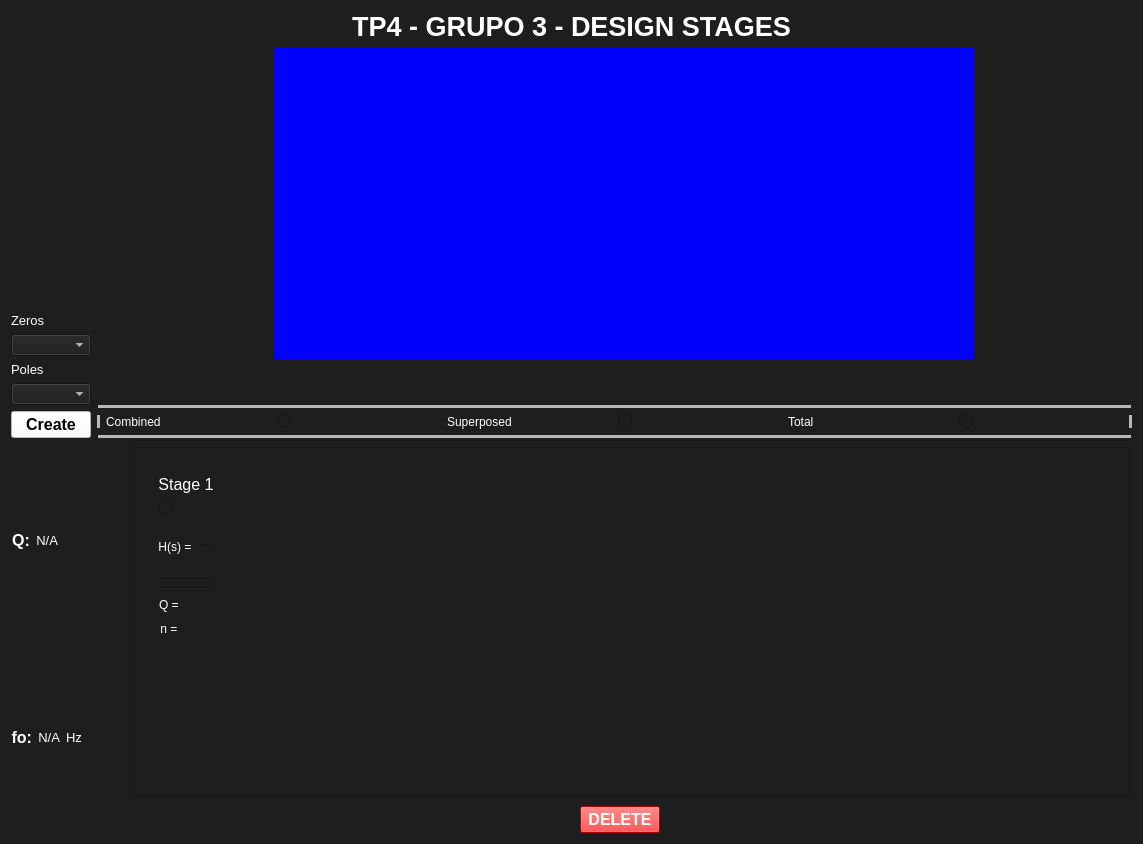
Qt form Frontend/Designer/tp4_stages.ui (odevincenti/TC_TP4) before a commit.
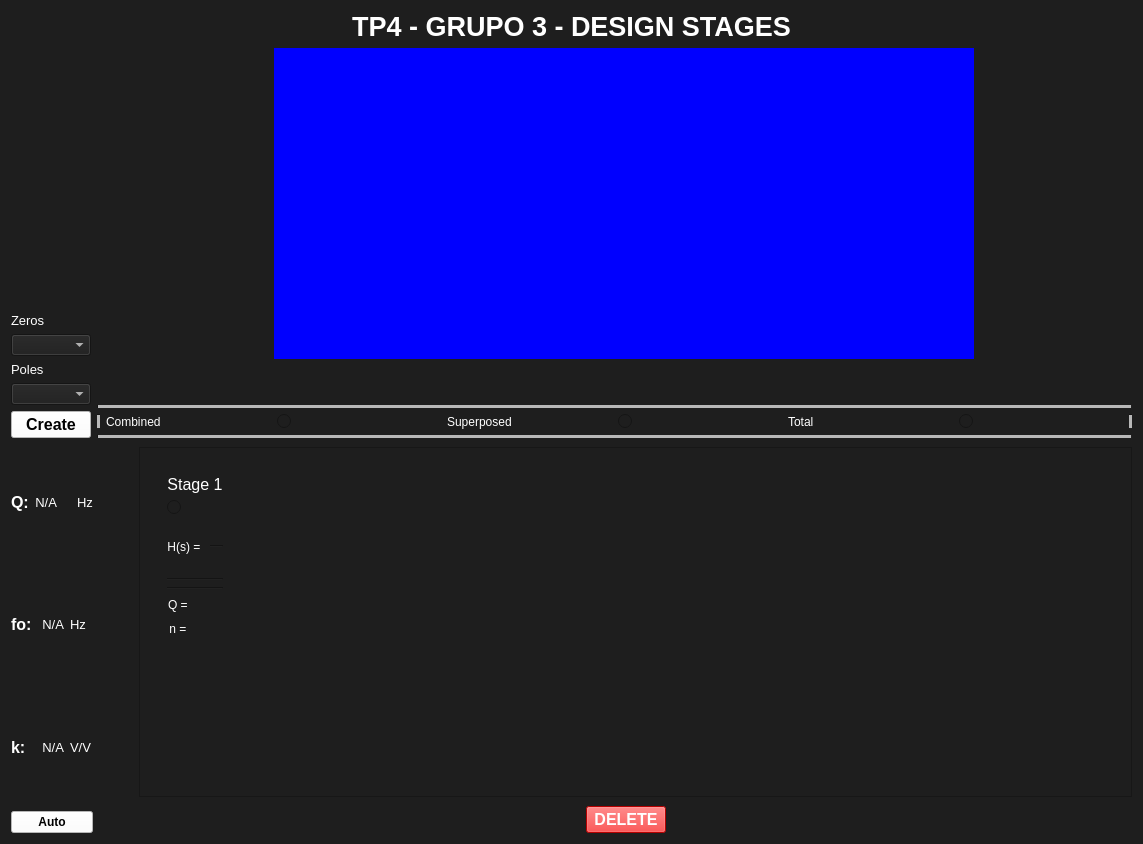
The same form after that commit. Custom widgets are drawn as their Qt base class.

Commit message: micho k-po24

The edit to the form file:
```diff
--- a/Frontend/Designer/tp4_stages.ui
+++ b/Frontend/Designer/tp4_stages.ui
@@ -401,7 +401,7 @@
               <string>Q:</string>
              </property>
              <property name="alignment">
-              <set>Qt::AlignRight|Qt::AlignTrailing|Qt::AlignVCenter</set>
+              <set>Qt::AlignLeading|Qt::AlignLeft|Qt::AlignVCenter</set>
              </property>
             </widget>
            </item>
@@ -447,6 +447,27 @@
              </property>
             </widget>
            </item>
+           <item>
+            <widget class="QLabel" name="label_29">
+             <property name="font">
+              <font>
+               <pointsize>10</pointsize>
+               <weight>50</weight>
+               <bold>false</bold>
+              </font>
+             </property>
+             <property name="styleSheet">
+              <string notr="true">color:white;
+</string>
+             </property>
+             <property name="text">
+              <string>Hz</string>
+             </property>
+             <property name="alignment">
+              <set>Qt::AlignLeading|Qt::AlignLeft|Qt::AlignVCenter</set>
+             </property>
+            </widget>
+           </item>
           </layout>
          </item>
          <item>
@@ -468,7 +489,7 @@
               <string>fo:</string>
              </property>
              <property name="alignment">
-              <set>Qt::AlignRight|Qt::AlignTrailing|Qt::AlignVCenter</set>
+              <set>Qt::AlignLeading|Qt::AlignLeft|Qt::AlignVCenter</set>
              </property>
             </widget>
            </item>
@@ -516,6 +537,89 @@
            </item>
           </layout>
          </item>
+         <item>
+          <layout class="QHBoxLayout" name="horizontalLayout_15">
+           <item>
+            <widget class="QLabel" name="label_27">
+             <property name="font">
+              <font>
+               <pointsize>12</pointsize>
+               <weight>75</weight>
+               <bold>true</bold>
+              </font>
+             </property>
+             <property name="styleSheet">
+              <string notr="true">color:white;
+</string>
+             </property>
+             <property name="text">
+              <string>k:</string>
+             </property>
+             <property name="alignment">
+              <set>Qt::AlignLeading|Qt::AlignLeft|Qt::AlignVCenter</set>
+             </property>
+            </widget>
+           </item>
+           <item>
+            <widget class="QLabel" name="k_valor">
+             <property name="font">
+              <font>
+               <pointsize>10</pointsize>
+               <weight>50</weight>
+               <bold>false</bold>
+              </font>
+             </property>
+             <property name="styleSheet">
+              <string notr="true">color:white;
+</string>
+             </property>
+             <property name="text">
+              <string>N/A</string>
+             </property>
+             <property name="alignment">
+              <set>Qt::AlignRight|Qt::AlignTrailing|Qt::AlignVCenter</set>
+             </property>
+            </widget>
+           </item>
+           <item>
+            <widget class="QLabel" name="label_30">
+             <property name="font">
+              <font>
+               <pointsize>10</pointsize>
+               <weight>50</weight>
+               <bold>false</bold>
+              </font>
+             </property>
+             <property name="styleSheet">
+              <string notr="true">color:white;
+</string>
+             </property>
+             <property name="text">
+              <string>V/V</string>
+             </property>
+             <property name="alignment">
+              <set>Qt::AlignLeading|Qt::AlignLeft|Qt::AlignVCenter</set>
+             </property>
+            </widget>
+           </item>
+          </layout>
+         </item>
+         <item>
+          <widget class="QPushButton" name="autobutton">
+           <property name="font">
+            <font>
+             <weight>75</weight>
+             <bold>true</bold>
+            </font>
+           </property>
+           <property name="styleSheet">
+            <string notr="true">background:white;</string>
+           </property>
+           <property name="text">
+            <string>Auto</string>
+           </property>
+          </widget>
+         </item>
         </layout>
        </item>
        <item>
@@ -572,7 +676,7 @@
                  <rect>
                   <x>0</x>
                   <y>0</y>
-                  <width>485</width>
+                  <width>480</width>
                   <height>330</height>
                  </rect>
                 </property>
```
The commit also changes 2 other files.
